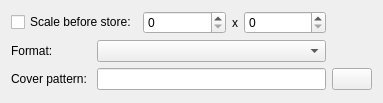
KDE/audex, file dialogs/profiledatacoverwidgetUI.ui: the form before one commit.
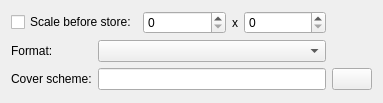
The form after the commit. Custom widgets are drawn as their Qt base class.

Commit message: Unify mixed expressions pattern and scheme to scheme

Patch:
```diff
--- a/dialogs/profiledatacoverwidgetUI.ui
+++ b/dialogs/profiledatacoverwidgetUI.ui
@@ -88,7 +88,7 @@
       </size>
      </property>
      <property name="text">
-      <string>Cover pattern:</string>
+      <string>Cover scheme:</string>
      </property>
     </widget>
    </item>
```
Left out of the diff: 6 changed lines with no effect on the pictures. The commit also changes 42 other files.
